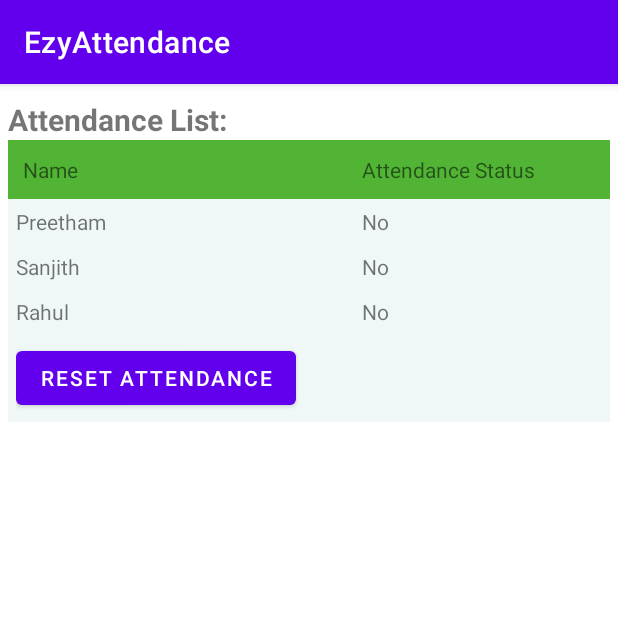
After one commit to S-Sanjith/FaceRecognitionAttendanceApp, an Android app: the SecondActivity screen opened directly, with no data from a screen before it, on a phone screen of 412 x 824 dp, the top half of it. The commit adds this screen. Run offline under Robolectric (Android 15) with nearby library versions, the phone set to English and light mode, and no system bars; libraries missing offline, so code that uses them is left out: androidx.camera.core, androidx.camera.lifecycle, androidx.camera.view.

Commit message:
Layouts modified

```diff
--- a/app/src/main/AndroidManifest.xml
+++ b/app/src/main/AndroidManifest.xml
@@ -3,11 +3,12 @@
     xmlns:tools="http://schemas.android.com/tools">
 
     <uses-feature android:name="android.hardware.camera.any" />
+
     <uses-permission android:name="android.permission.CAMERA" />
     <uses-permission android:name="android.permission.RECORD_AUDIO" />
-    <uses-permission android:name="android.permission.WRITE_EXTERNAL_STORAGE"
+    <uses-permission
+        android:name="android.permission.WRITE_EXTERNAL_STORAGE"
         android:maxSdkVersion="28" />
-
 
     <application
         android:allowBackup="true"
@@ -19,6 +20,13 @@
         android:supportsRtl="true"
         android:theme="@style/Theme.AttendanceUsingFaceRecognition"
         tools:targetApi="31">
+        <activity
+            android:name=".SecondActivity"
+            android:exported="false">
+            <meta-data
+                android:name="android.app.lib_name"
+                android:value="" />
+        </activity>
         <activity
             android:name=".CameraActivity"
             android:exported="false">
--- a/app/src/main/java/com/practice/attendanceusingfacerecognition/CameraActivity.kt
+++ b/app/src/main/java/com/practice/attendanceusingfacerecognition/CameraActivity.kt
@@ -15,6 +15,7 @@ import android.util.Log
 import android.util.Size
 import android.view.View
 import android.view.WindowInsets
+import android.widget.Button
 import android.widget.TextView
 import android.widget.Toast
 import androidx.activity.result.contract.ActivityResultContracts
@@ -78,6 +79,7 @@ class CameraActivity : AppCompatActivity() {
     companion object {
 
         lateinit var logTextView : TextView
+        var names: ArrayList<String> = ArrayList()
 
         fun setMessage( message : String ) {
             logTextView.text = message
@@ -111,6 +113,17 @@ class CameraActivity : AppCompatActivity() {
         faceNetModel = FaceNetModel( this , modelInfo , useGpu , useXNNPack )
         frameAnalyser = FrameAnalyser( this , boundingBoxOverlay , faceNetModel )
         fileReader = FileReader( faceNetModel )
+
+
+        val submitButton = findViewById<Button>(R.id.submitBtn)
+        submitButton.setOnClickListener{
+            val intent = Intent(this,SecondActivity::class.java)
+//            val attendance = AttendanceStatus("Hi")
+//            val json = gson?.toJson(attendance)
+//            intent.putExtra("USER",names)
+            startActivity(intent)
+
+        }
 
 
         // We'll only require the CAMERA permission from the user.
--- /dev/null
+++ b/app/src/main/java/com/practice/attendanceusingfacerecognition/SecondActivity.kt
@@ -0,0 +1,38 @@
+package com.practice.attendanceusingfacerecognition
+
+import androidx.appcompat.app.AppCompatActivity
+import android.os.Bundle
+import android.widget.Button
+import android.widget.TextView
+
+class SecondActivity : AppCompatActivity() {
+    override fun onCreate(savedInstanceState: Bundle?) {
+        super.onCreate(savedInstanceState)
+        setContentView(R.layout.activity_second)
+
+        val attended_names = CameraActivity.names
+        val reset = findViewById<Button>(R.id.resetBtn)
+
+        for (name in attended_names){
+            val stat: TextView
+            if(name=="Preetham") {
+                stat = findViewById<TextView>(R.id.Preetham)
+            }
+            else if(name=="Sanjith"){
+                stat = findViewById<TextView>(R.id.Sanjith)
+            }
+            else{
+                stat = findViewById<TextView>(R.id.Rahul)
+            }
+
+            stat.text = "Yes"
+
+        }
+
+
+        reset.setOnClickListener {
+            attended_names?.clear()
+            finish()
+        }
+    }
+}
--- a/app/src/main/res/layout/activity_camera.xml
+++ b/app/src/main/res/layout/activity_camera.xml
@@ -10,6 +10,20 @@
         android:id="@+id/preview_view"
         android:layout_width="match_parent"
         android:layout_height="match_parent"
+        app:layout_constraintBottom_toBottomOf="parent"
+        app:layout_constraintEnd_toEndOf="parent"
+        app:layout_constraintStart_toStartOf="parent"
+        app:layout_constraintTop_toTopOf="parent" >
+
+
+    </androidx.camera.view.PreviewView>
+
+    <Button
+        android:id="@+id/submitBtn"
+        android:layout_width="wrap_content"
+        android:layout_height="wrap_content"
+        android:layout_marginTop="400dp"
+        android:text="View Attendance"
         app:layout_constraintBottom_toBottomOf="parent"
         app:layout_constraintEnd_toEndOf="parent"
         app:layout_constraintStart_toStartOf="parent"
--- /dev/null
+++ b/app/src/main/res/layout/activity_second.xml
@@ -0,0 +1,91 @@
+<?xml version="1.0" encoding="utf-8"?>
+<TableLayout xmlns:android="http://schemas.android.com/apk/res/android"
+    android:layout_width="match_parent"
+    android:layout_height="match_parent"
+    android:layout_marginTop="10dp"
+    android:paddingLeft="5dp"
+    android:paddingRight="5dp">
+
+    <TextView
+        android:id="@+id/txt"
+        android:layout_width="wrap_content"
+        android:layout_height="wrap_content"
+        android:text="Attendance List: "
+        android:textSize = "20dp"
+        android:textStyle="bold">
+
+    </TextView>
+
+
+    <TableRow android:background="#51B435" android:padding="10dp">
+        <TextView
+            android:layout_width="wrap_content"
+            android:layout_height="wrap_content"
+            android:layout_weight="1"
+            android:text="Name" />
+        <TextView
+            android:layout_width="wrap_content"
+            android:layout_height="wrap_content"
+            android:layout_weight="1"
+            android:text="Attendance Status" />
+
+    </TableRow>
+    <TableRow android:background="#F0F7F7" android:padding="5dp">
+        <TextView
+            android:layout_width="wrap_content"
+            android:layout_height="wrap_content"
+            android:layout_weight="1"
+            android:text="Preetham" />
+
+        <TextView
+            android:id="@+id/Preetham"
+            android:layout_width="wrap_content"
+            android:layout_height="wrap_content"
+            android:layout_weight="1"
+            android:text="No" />
+
+    </TableRow>
+    <TableRow android:background="#F0F7F7" android:padding="5dp">
+        <TextView
+            android:layout_width="wrap_content"
+            android:layout_height="wrap_content"
+            android:layout_weight="1"
+            android:text="Sanjith" />
+
+        <TextView
+            android:id="@+id/Sanjith"
+            android:layout_width="wrap_content"
+            android:layout_height="wrap_content"
+            android:layout_weight="1"
+            android:text="No" />
+
+
+    </TableRow>
+    <TableRow android:background="#F0F7F7" android:padding="5dp">
+        <TextView
+            android:layout_width="wrap_content"
+            android:layout_height="wrap_content"
+            android:layout_weight="1"
+            android:text="Rahul" />
+
+        <TextView
+            android:id="@+id/Rahul"
+            android:layout_width="wrap_content"
+            android:layout_height="wrap_content"
+            android:layout_weight="1"
+            android:text="No" />
+
+
+    </TableRow>
+
+    <TableRow android:background="#F0F7F7" android:padding="5dp">
+
+        <Button
+            android:id="@+id/resetBtn"
+            android:layout_width="wrap_content"
+            android:layout_height="wrap_content"
+            android:text="Reset Attendance" />
+    </TableRow>
+
+
+</TableLayout>
```
